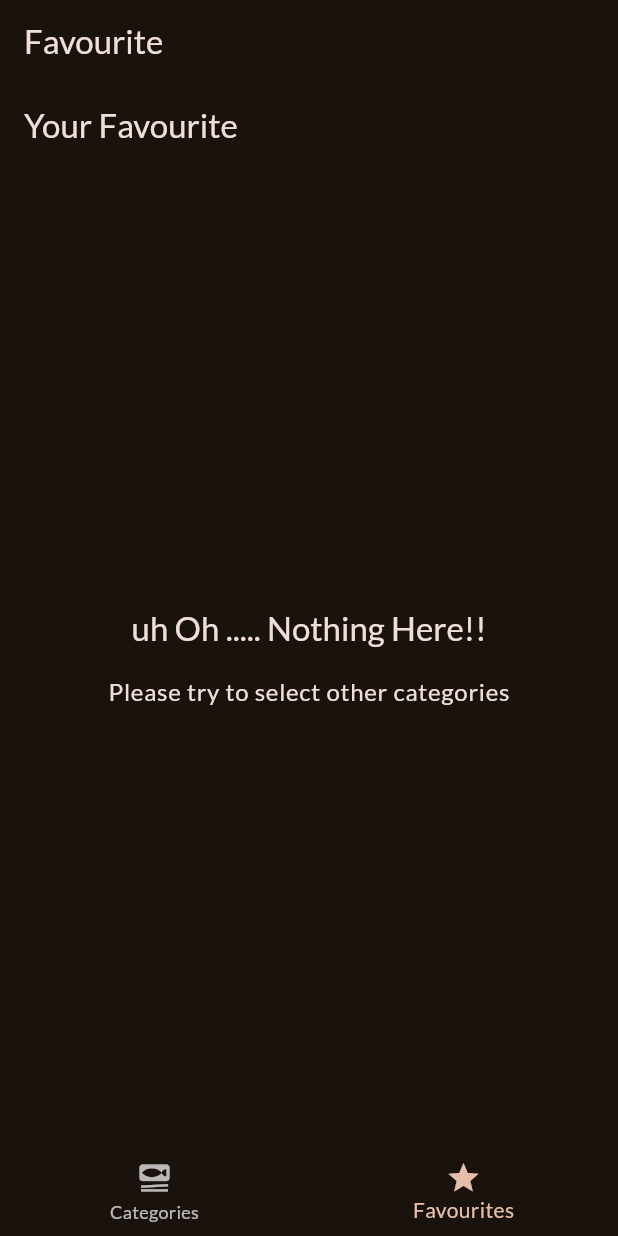
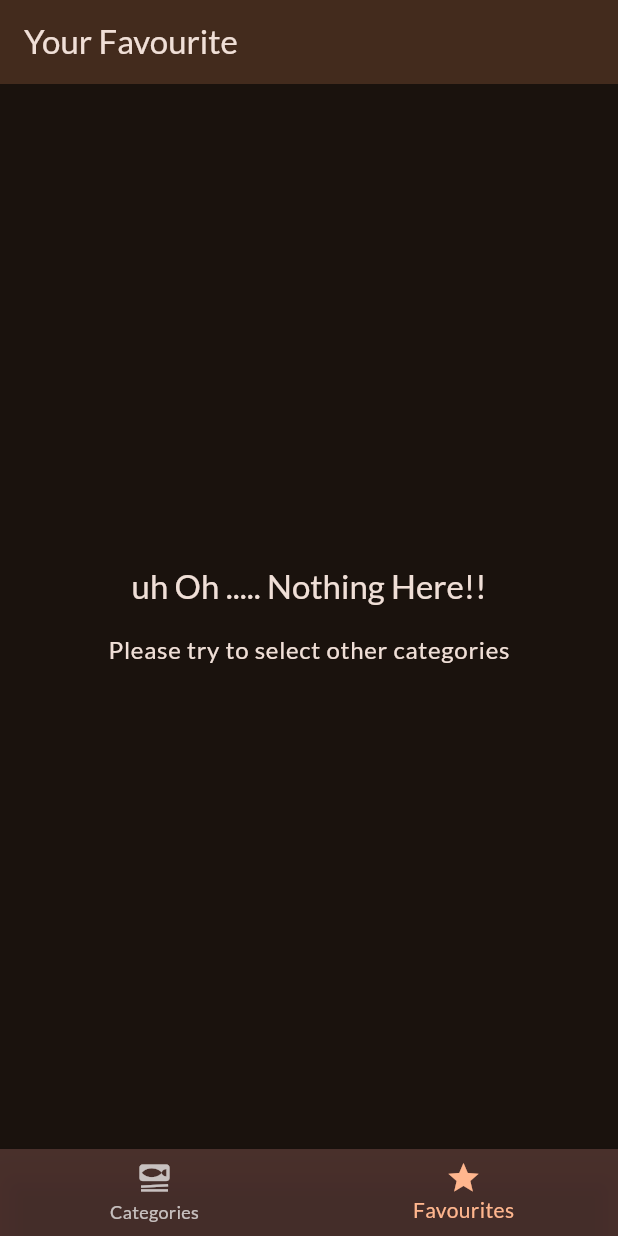
Before and after one commit to kabirDulal/meals, a Flutter app: the screen it shows after launch, item 2 of the bottom bar chosen, on a phone screen of 412 x 824 dp. Run offline on Flutter 3.47's test engine with Material 3 defaults, Android fonts, the phone set to English and light mode, and no system bars; our stand-ins replace google_fonts, transparent_image.

```diff
--- a/lib/screens/meals.dart
+++ b/lib/screens/meals.dart
@@ -3,14 +3,15 @@ import 'package:meals/models/meal.dart';
 import 'package:meals/widgets/meal_item.dart';
 
 class MealsScreen extends StatelessWidget {
-  const MealsScreen({super.key, required this.title, required this.meals});
-  final String title;
+  const MealsScreen({super.key, this.title, required this.meals, required this.onToggleFavouriteMeal});
+  final String? title;
   final List<Meal> meals;
+  final void Function(Meal meal) onToggleFavouriteMeal;
   @override
   Widget build(BuildContext context) {
     Widget content = ListView.builder(
       itemCount: meals.length,
-      itemBuilder: (context, index) => MealItem(meal: meals[index]),
+      itemBuilder: (context, index) => MealItem(meal: meals[index], onToggleFavrouiteMeal: onToggleFavouriteMeal,),
     );
     if (meals.isEmpty) {
       content = Center(
@@ -38,11 +39,16 @@ class MealsScreen extends StatelessWidget {
         ),
       );
     }
-    return Scaffold(
-      appBar: AppBar(
-        title: Text(title),
-      ),
-      body: content,
-    );
+    if (title == null) {
+      return content;
+    } else {
+      return Scaffold(
+        appBar: AppBar(
+          title: Text(title!),
+          backgroundColor: Theme.of(context).colorScheme.onSecondary,
+        ),
+        body: content,
+      );
+    }
   }
 }
--- a/lib/screens/tabs.dart
+++ b/lib/screens/tabs.dart
@@ -1,38 +1,67 @@
 import 'package:flutter/material.dart';
 import 'package:meals/screens/categories.dart';
 import 'package:meals/screens/meals.dart';
-class TabsScreen extends StatefulWidget{
+import 'package:meals/models/meal.dart';
+
+class TabsScreen extends StatefulWidget {
   const TabsScreen({super.key});
   @override
-  State<TabsScreen> createState(){
+  State<TabsScreen> createState() {
     return _TabsScreenState();
   }
 }
+
 class _TabsScreenState extends State<TabsScreen> {
   int _selectedPageIndex = 0;
-  void _selectPage(int index){
+  void _selectPage(int index) {
     setState(() {
       _selectedPageIndex = index;
     });
   }
+
+  final List<Meal> _favouriteMeals = [];
+  void _toggleSelectedFavroiteMeal(Meal meal) {
+    final isExisting = _favouriteMeals.contains(meal);
+    if (isExisting) {
+      setState(() {
+        _favouriteMeals.remove(meal);
+      });
+    } else {
+      setState(() {
+        _favouriteMeals.add(meal);
+      });
+    }
+  }
+
   @override
   Widget build(BuildContext context) {
-    Widget activePage = const CategoriesScreen();
+    Widget activePage = CategoriesScreen(
+      onToggleFavouriteMeal: _toggleSelectedFavroiteMeal,
+    );
     var activePageTitle = 'Categories';
-    if(_selectedPageIndex == 1){
-      activePage = const MealsScreen(title: 'Your Favourite', meals: []);
-      activePageTitle = 'Favourite';
+    if (_selectedPageIndex == 1) {
+      activePage = MealsScreen(
+        meals: _favouriteMeals,
+        onToggleFavouriteMeal: _toggleSelectedFavroiteMeal,
+      );
+      activePageTitle = 'Your Favourite';
     }
     return Scaffold(
       appBar: AppBar(
-      title: Text(activePageTitle,),
+        title: Text(
+          activePageTitle,
+        ),
+        backgroundColor: Theme.of(context).colorScheme.onSecondary,
       ),
       body: activePage,
       bottomNavigationBar: BottomNavigationBar(
+        backgroundColor: const Color.fromARGB(57, 240, 154, 148),
+        selectedItemColor: Theme.of(context).colorScheme.primary,
         onTap: _selectPage,
         currentIndex: _selectedPageIndex,
-      items:const [
-        BottomNavigationBarItem(icon: Icon(Icons.set_meal) , label: 'Categories' ),
+        items: const [
+          BottomNavigationBarItem(
+              icon: Icon(Icons.set_meal), label: 'Categories'),
           BottomNavigationBarItem(icon: Icon(Icons.star), label: 'Favourites')
         ],
       ),
--- a/lib/widgets/meal_item.dart
+++ b/lib/widgets/meal_item.dart
@@ -5,8 +5,9 @@ import 'package:meals/widgets/meal_item_trait.dart';
 import 'package:transparent_image/transparent_image.dart';
 
 class MealItem extends StatelessWidget {
-  const MealItem({super.key, required this.meal});
+  const MealItem({super.key, required this.meal, required this.onToggleFavrouiteMeal});
   final Meal meal;
+  final void Function(Meal meal) onToggleFavrouiteMeal;
   String get complexityText {
     return meal.complexity.name[0].toUpperCase() +
         meal.complexity.name.substring(1);
@@ -19,7 +20,7 @@ class MealItem extends StatelessWidget {
 
   void _selectMeal(BuildContext context) {
     Navigator.push(
-        context, MaterialPageRoute(builder: (ctx) => MealDetails(meal: meal)));
+        context, MaterialPageRoute(builder: (ctx) => MealDetails(meal: meal, onToggleFavourite: onToggleFavrouiteMeal,)));
   }
 
   @override
```
Also changed, not shown: lib/screens/categories.dart (+4 -6 lines), lib/screens/meal_details.dart (+7 -1 lines). Lines whose indentation alone changed are shown as unchanged.
